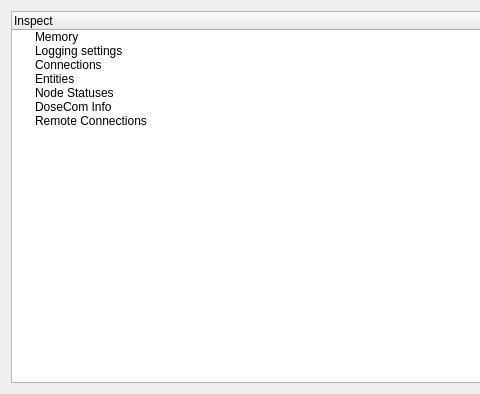
Above: src/dose/dose_dobexplorer.ss/src/dosemon.ui from SafirSDK/safir-sdk-core before the change; both pictures show x 0 to 480 and y 0 to 394 of the 741 by 394 pixel window. Below: the same form after it.
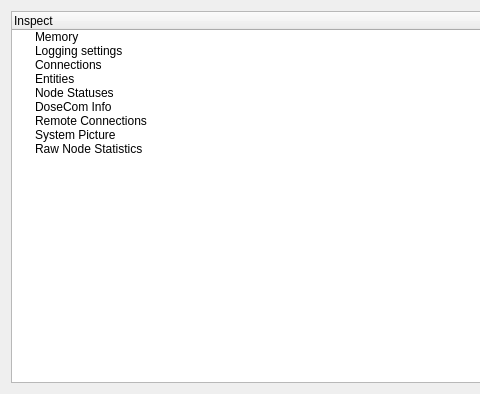
That is the form after the change.

Commit message: a bit of work on system picture and dobexplorer

Patch:
```diff
--- a/src/dose/dose_dobexplorer.ss/src/dosemon.ui
+++ b/src/dose/dose_dobexplorer.ss/src/dosemon.ui
@@ -63,6 +63,16 @@
         <string>Remote Connections</string>
        </property>
       </item>
+      <item>
+       <property name="text">
+        <string>System Picture</string>
+       </property>
+      </item>
+      <item>
+        <property name="text">
+          <string>Raw Node Statistics</string>
+        </property>
+      </item>
      </widget>
      <widget class="QTabWidget" name="tabWidget">
       <property name="layoutDirection">
```
The commit also changes 11 other files.
